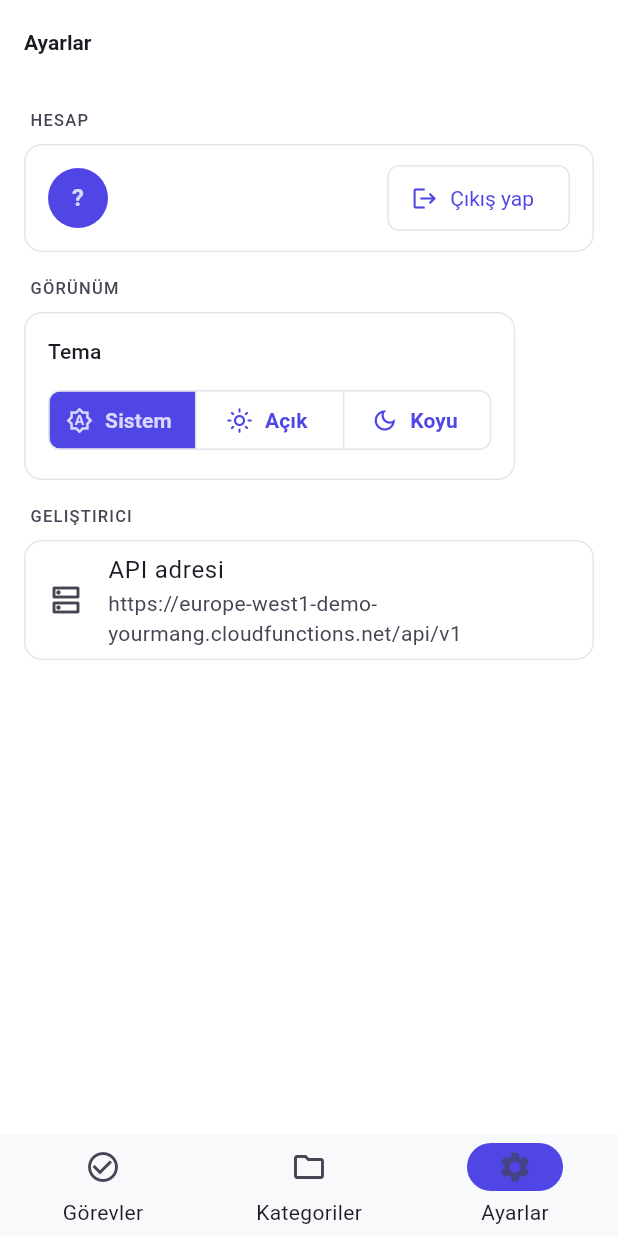
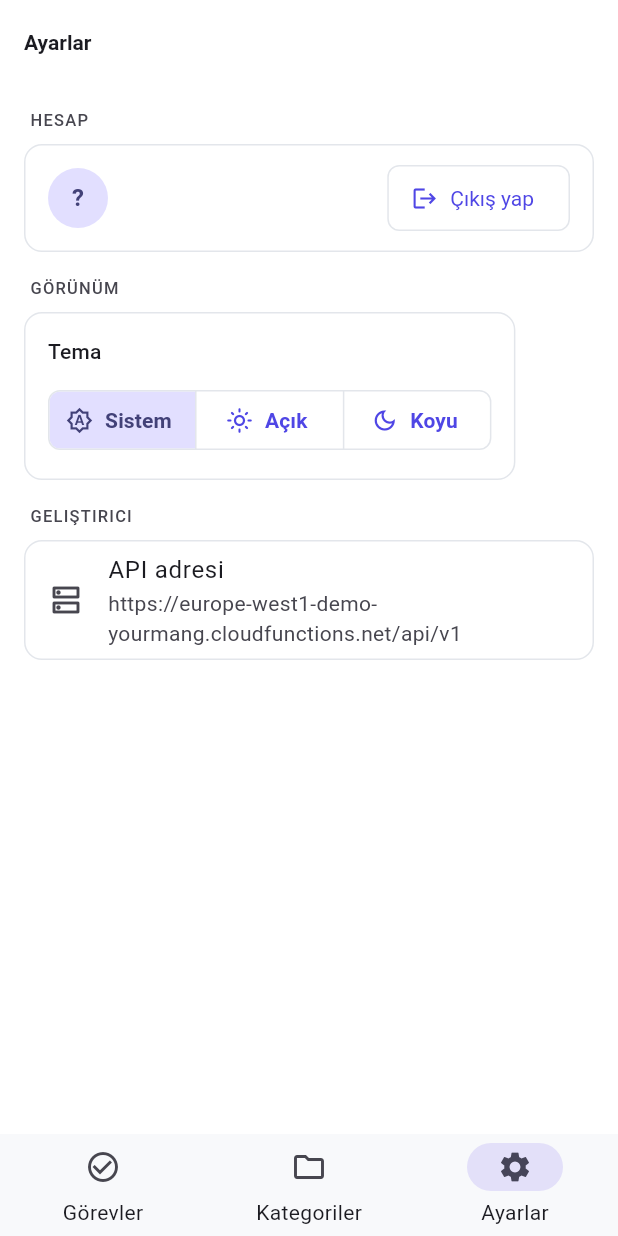
Before and after one commit to Younaus/YuoRManG, a Flutter app: the SettingsPage screen opened by its route, on a phone screen of 412 x 824 dp. Run offline on Flutter 3.47's test engine with Material 3 defaults, Android fonts, the phone set to English and light mode, and no system bars; our stand-ins replace dio, firebase_auth, firebase_core, flutter_riverpod, freezed_annotation, go_router and 1 more; accounts and stored records are empty.

Commit message:
style(theme): calmer tonal palette, readable nav indicators, yellow in-progress
- Switch the generated scheme to the tonalSpot variant (keeps the indigo
  primary, softer selection containers)
- Navigation bar/rail/drawer indicators use secondaryContainer so the
  selected icon (onSecondaryContainer) stays readable
- FAB uses the primary color to stand out
- Status colors: todo gray, in progress yellow, done green

Co-Authored-By: Claude Opus 5.5 <noreply@anthropic.com>

```diff
--- a/frontend/lib/core/theme/status_colors.dart
+++ b/frontend/lib/core/theme/status_colors.dart
@@ -1,6 +1,6 @@
 import 'package:flutter/material.dart';
 
-/// Görev durumları için tema uyumlu renkler. Kullanım: `Theme.of(context).extension<StatusColors>()!`
+/// Görev durumları için tema uyumlu renkler (yapılacak: gri, devam ediyor: sarı, tamamlandı: yeşil). Kullanım: `Theme.of(context).extension<StatusColors>()!`
 @immutable
 class StatusColors extends ThemeExtension<StatusColors> {
   const StatusColors({
@@ -16,8 +16,8 @@ class StatusColors extends ThemeExtension<StatusColors> {
   static const light = StatusColors(
     todo: Color(0xFF64748B),
     todoContainer: Color(0xFFF1F5F9),
-    inProgress: Color(0xFF2563EB),
-    inProgressContainer: Color(0xFFDBEAFE),
+    inProgress: Color(0xFFA16207),
+    inProgressContainer: Color(0xFFFEF9C3),
     done: Color(0xFF16A34A),
     doneContainer: Color(0xFFDCFCE7),
     overdue: Color(0xFFDC2626),
@@ -26,8 +26,8 @@ class StatusColors extends ThemeExtension<StatusColors> {
   static const dark = StatusColors(
     todo: Color(0xFF94A3B8),
     todoContainer: Color(0xFF1E293B),
-    inProgress: Color(0xFF60A5FA),
-    inProgressContainer: Color(0xFF172554),
+    inProgress: Color(0xFFFACC15),
+    inProgressContainer: Color(0xFF3A3104),
     done: Color(0xFF4ADE80),
     doneContainer: Color(0xFF052E16),
     overdue: Color(0xFFF87171),
```
Also changed, not shown: frontend/lib/core/theme/app_theme.dart (+7 -5 lines).
